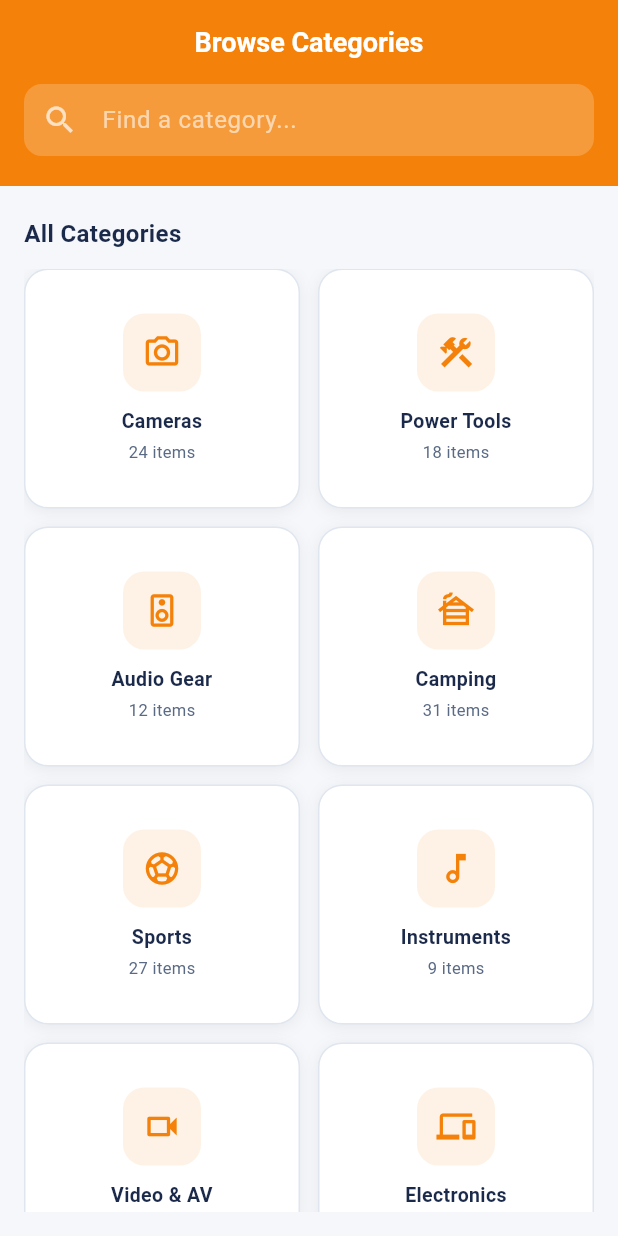
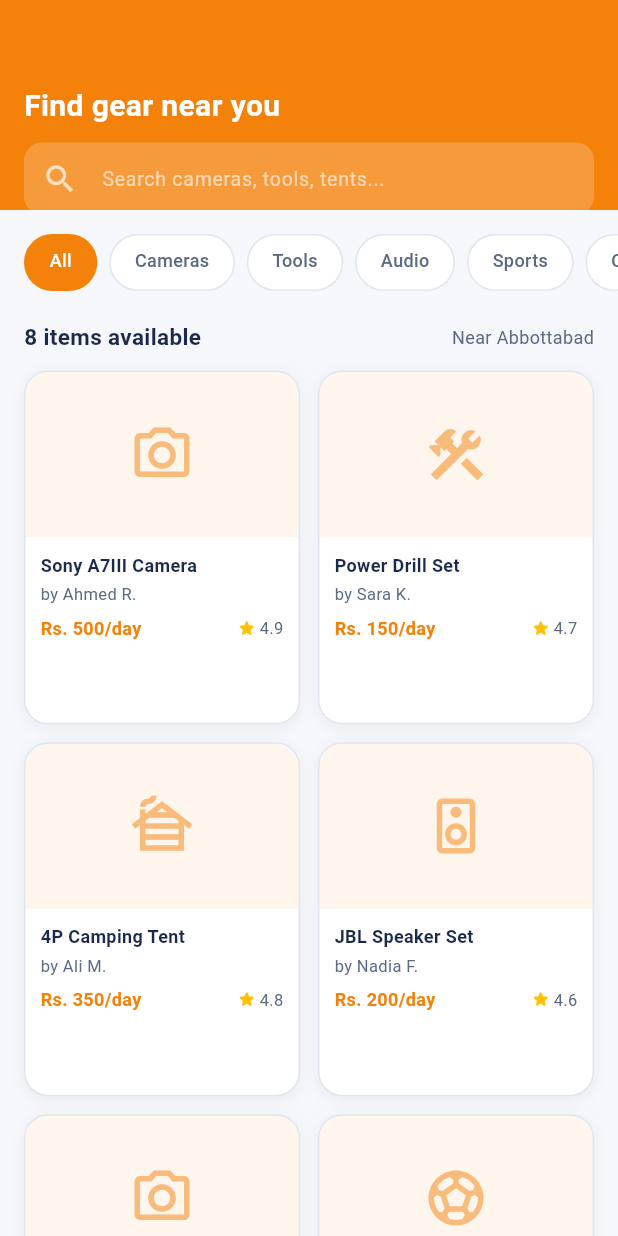
Before and after one commit to fauzan-gk/gearShareApplication, a Flutter app: the screen it shows after launch, on a phone screen of 412 x 824 dp. Run offline on Flutter 3.47's test engine with Material 3 defaults, Android fonts, the phone set to English and light mode, and no system bars.

Commit message:
feat: add browse search screen with filter and search

```diff
--- a/lib/main.dart
+++ b/lib/main.dart
@@ -1,5 +1,5 @@
 import 'package:flutter/material.dart';
-import 'screens/category_screen.dart';
+import 'package:gearshare/screens/browse_search_screen.dart';
 
 void main() {
   runApp(const MyApp());
@@ -17,7 +17,7 @@ class MyApp extends StatelessWidget {
         colorScheme: ColorScheme.fromSeed(seedColor: Color(0xFFF4820A)),
         useMaterial3: true,
       ),
-      home: const CategoryScreen(),
+      home: const BrowseSearchScreen(),
     );
   }
 }
--- a/lib/screens/browse_search_screen.dart
+++ b/lib/screens/browse_search_screen.dart
@@ -0,0 +1,457 @@
+import 'package:flutter/material.dart';
+import '../constants/app_colors.dart';
+
+// ── Dummy data model ──────────────────────────────────────────
+// In Phase 3 this will be a Firestore document.
+// For now it's just a plain Dart class with hardcoded values.
+class GearItem {
+  final String name;
+  final String owner;
+  final String category;
+  final double pricePerDay;
+  final double rating;
+  final IconData placeholderIcon; // replaces image until Firebase Storage
+
+  const GearItem({
+    required this.name,
+    required this.owner,
+    required this.category,
+    required this.pricePerDay,
+    required this.rating,
+    required this.placeholderIcon,
+  });
+}
+
+// ── Browse Screen ─────────────────────────────────────────────
+// This is a StatefulWidget because:
+// - the selected filter chip can change
+// - the search text can change
+// Both of these affect what's displayed → that's "state"
+class BrowseSearchScreen extends StatefulWidget {
+  const BrowseSearchScreen({super.key});
+
+  @override
+  State<BrowseSearchScreen> createState() => _BrowseSearchScreenState();
+}
+
+class _BrowseSearchScreenState extends State<BrowseSearchScreen> {
+  // Which filter chip is currently selected
+  String _selectedFilter = 'All';
+
+  // The current search query
+  String _searchQuery = '';
+
+  // Filter options shown as chips
+  final List<String> _filters = [
+    'All',
+    'Cameras',
+    'Tools',
+    'Audio',
+    'Sports',
+    'Camping',
+    'Instruments',
+  ];
+
+  // Dummy gear listings
+  final List<GearItem> _allItems = const [
+    GearItem(
+      name: 'Sony A7III Camera',
+      owner: 'Ahmed R.',
+      category: 'Cameras',
+      pricePerDay: 500,
+      rating: 4.9,
+      placeholderIcon: Icons.camera_alt_outlined,
+    ),
+    GearItem(
+      name: 'Power Drill Set',
+      owner: 'Sara K.',
+      category: 'Tools',
+      pricePerDay: 150,
+      rating: 4.7,
+      placeholderIcon: Icons.construction_outlined,
+    ),
+    GearItem(
+      name: '4P Camping Tent',
+      owner: 'Ali M.',
+      category: 'Camping',
+      pricePerDay: 350,
+      rating: 4.8,
+      placeholderIcon: Icons.cabin_outlined,
+    ),
+    GearItem(
+      name: 'JBL Speaker Set',
+      owner: 'Nadia F.',
+      category: 'Audio',
+      pricePerDay: 200,
+      rating: 4.6,
+      placeholderIcon: Icons.speaker_outlined,
+    ),
+    GearItem(
+      name: 'Canon EOS 90D',
+      owner: 'Bilal U.',
+      category: 'Cameras',
+      pricePerDay: 400,
+      rating: 4.5,
+      placeholderIcon: Icons.camera_alt_outlined,
+    ),
+    GearItem(
+      name: 'Football Kit',
+      owner: 'Usman T.',
+      category: 'Sports',
+      pricePerDay: 100,
+      rating: 4.3,
+      placeholderIcon: Icons.sports_soccer_outlined,
+    ),
+    GearItem(
+      name: 'Acoustic Guitar',
+      owner: 'Hira A.',
+      category: 'Instruments',
+      pricePerDay: 300,
+      rating: 4.8,
+      placeholderIcon: Icons.music_note_outlined,
+    ),
+    GearItem(
+      name: 'DJI Mic Wireless',
+      owner: 'Zara N.',
+      category: 'Audio',
+      pricePerDay: 250,
+      rating: 4.9,
+      placeholderIcon: Icons.mic_outlined,
+    ),
+  ];
+
+  // ── Filtering logic ───────────────────────────────────────
+  // This is a getter — it computes filtered items fresh every time
+  // the UI rebuilds. No need to store filtered list separately.
+  List<GearItem> get _filteredItems {
+    return _allItems.where((item) {
+      // Check if item matches selected category filter
+      final matchesFilter =
+          _selectedFilter == 'All' || item.category == _selectedFilter;
+
+      // Check if item matches search query (case-insensitive)
+      final matchesSearch =
+          _searchQuery.isEmpty ||
+          item.name.toLowerCase().contains(_searchQuery.toLowerCase()) ||
+          item.owner.toLowerCase().contains(_searchQuery.toLowerCase());
+
+      return matchesFilter && matchesSearch;
+    }).toList();
+  }
+
+  @override
+  Widget build(BuildContext context) {
+    return Scaffold(
+      backgroundColor: AppColors.background,
+
+      body: CustomScrollView(
+        // CustomScrollView lets us have a collapsible header (SliverAppBar)
+        // combined with a scrollable grid below it — very professional pattern
+        slivers: [
+          // ── Sliver AppBar — scrolls away as user scrolls down ──
+          SliverAppBar(
+            backgroundColor: AppColors.primary,
+            foregroundColor: Colors.white,
+            floating: true, // reappears when user scrolls up
+            snap: true, // snaps fully open, never half-visible
+            expandedHeight: 140,
+            flexibleSpace: FlexibleSpaceBar(
+              background: Container(
+                color: AppColors.primary,
+                padding: const EdgeInsets.fromLTRB(16, 56, 16, 12),
+                child: Column(
+                  crossAxisAlignment: CrossAxisAlignment.start,
+                  children: [
+                    const Text(
+                      'Find gear near you',
+                      style: TextStyle(
+                        color: Colors.white,
+                        fontSize: 20,
+                        fontWeight: FontWeight.w700,
+                      ),
+                    ),
+                    const SizedBox(height: 10),
+                    // Search TextField
+                    TextField(
+                      onChanged: (value) {
+                        // setState tells Flutter: "something changed, rebuild the UI"
+                        setState(() => _searchQuery = value);
+                      },
+                      decoration: InputDecoration(
+                        hintText: 'Search cameras, tools, tents...',
+                        hintStyle: const TextStyle(
+                          color: Colors.white60,
+                          fontSize: 13,
+                        ),
+                        prefixIcon: const Icon(
+                          Icons.search,
+                          color: Colors.white70,
+                        ),
+                        filled: true,
+                        fillColor: Colors.white.withOpacity(0.2),
+                        contentPadding: const EdgeInsets.symmetric(vertical: 0),
+                        border: OutlineInputBorder(
+                          borderRadius: BorderRadius.circular(12),
+                          borderSide: BorderSide.none,
+                        ),
+                        enabledBorder: OutlineInputBorder(
+                          borderRadius: BorderRadius.circular(12),
+                          borderSide: BorderSide.none,
+                        ),
+                        focusedBorder: OutlineInputBorder(
+                          borderRadius: BorderRadius.circular(12),
+                          borderSide: const BorderSide(
+                            color: Colors.white,
+                            width: 1.5,
+                          ),
+                        ),
+                      ),
+                      style: const TextStyle(color: Colors.white),
+                    ),
+                  ],
+                ),
+              ),
+            ),
+          ),
+
+          // ── Filter Chips + Grid — stays below the AppBar ────
+          SliverToBoxAdapter(
+            child: Column(
+              crossAxisAlignment: CrossAxisAlignment.start,
+              children: [
+                const SizedBox(height: 16),
+
+                // Horizontal scrollable filter chips
+                SizedBox(
+                  height: 38,
+                  child: ListView.separated(
+                    scrollDirection: Axis.horizontal,
+                    padding: const EdgeInsets.symmetric(horizontal: 16),
+                    itemCount: _filters.length,
+                    separatorBuilder: (_, __) => const SizedBox(width: 8),
+                    itemBuilder: (context, index) {
+                      final filter = _filters[index];
+                      final isSelected = filter == _selectedFilter;
+                      return GestureDetector(
+                        onTap: () => setState(() => _selectedFilter = filter),
+                        child: AnimatedContainer(
+                          duration: const Duration(milliseconds: 200),
+                          padding: const EdgeInsets.symmetric(
+                            horizontal: 16,
+                            vertical: 8,
+                          ),
+                          decoration: BoxDecoration(
+                            color: isSelected
+                                ? AppColors.primary
+                                : AppColors.surface,
+                            borderRadius: BorderRadius.circular(20),
+                            border: Border.all(
+                              color: isSelected
+                                  ? AppColors.primary
+                                  : AppColors.border,
+                            ),
+                          ),
+                          child: Text(
+                            filter,
+                            style: TextStyle(
+                              fontSize: 12,
+                              fontWeight: FontWeight.w500,
+                              color: isSelected
+                                  ? Colors.white
+                                  : AppColors.textSecondary,
+                            ),
+                          ),
+                        ),
+                      );
+                    },
+                  ),
+                ),
+
+                const SizedBox(height: 20),
+
+                // Section header
+                Padding(
+                  padding: const EdgeInsets.symmetric(horizontal: 16),
+                  child: Row(
+                    mainAxisAlignment: MainAxisAlignment.spaceBetween,
+                    children: [
+                      Text(
+                        '${_filteredItems.length} items available',
+                        style: const TextStyle(
+                          fontSize: 15,
+                          fontWeight: FontWeight.w700,
+                          color: AppColors.textPrimary,
+                        ),
+                      ),
+                      Text(
+                        'Near Abbottabad',
+                        style: const TextStyle(
+                          fontSize: 12,
+                          color: AppColors.textSecondary,
+                        ),
+                      ),
+                    ],
+                  ),
+                ),
+
+                const SizedBox(height: 12),
+              ],
+            ),
+          ),
+
+          // ── Gear Grid ────────────────────────────────────────
+          _filteredItems.isEmpty
+              ? SliverFillRemaining(child: _buildEmptyState())
+              : SliverPadding(
+                  padding: const EdgeInsets.fromLTRB(16, 0, 16, 24),
+                  sliver: SliverGrid(
+                    delegate: SliverChildBuilderDelegate(
+                      (context, index) =>
+                          _GearCard(item: _filteredItems[index]),
+                      childCount: _filteredItems.length,
+                    ),
+                    gridDelegate:
+                        const SliverGridDelegateWithFixedCrossAxisCount(
+                          crossAxisCount: 2,
+                          crossAxisSpacing: 12,
+                          mainAxisSpacing: 12,
+                          childAspectRatio: 0.78,
+                        ),
+                  ),
+                ),
+        ],
+      ),
+    );
+  }
+
+  // ── Empty state when no results match ────────────────────
+  Widget _buildEmptyState() {
+    return Center(
+      child: Column(
+        mainAxisAlignment: MainAxisAlignment.center,
+        children: [
+          Icon(Icons.search_off_rounded, size: 64, color: AppColors.textHint),
+          const SizedBox(height: 16),
+          const Text(
+            'No gear found',
+            style: TextStyle(
+              fontSize: 16,
+              fontWeight: FontWeight.w600,
+              color: AppColors.textPrimary,
+            ),
+          ),
+          const SizedBox(height: 6),
+          const Text(
+            'Try a different search or category',
+            style: TextStyle(fontSize: 13, color: AppColors.textSecondary),
+          ),
+        ],
+      ),
+    );
+  }
+}
+
+// ── Gear Card Widget ──────────────────────────────────────────
+class _GearCard extends StatelessWidget {
+  final GearItem item;
+  const _GearCard({required this.item});
+
+  @override
+  Widget build(BuildContext context) {
+    return Container(
+      decoration: BoxDecoration(
+        color: AppColors.surface,
+        borderRadius: BorderRadius.circular(16),
+        border: Border.all(color: AppColors.border),
+        boxShadow: [
+          BoxShadow(
+            color: Colors.black.withOpacity(0.05),
+            blurRadius: 8,
+            offset: const Offset(0, 2),
+          ),
+        ],
+      ),
+      child: Column(
+        crossAxisAlignment: CrossAxisAlignment.start,
+        children: [
+          // Image placeholder area
+          Container(
+            height: 110,
+            decoration: BoxDecoration(
+              color: AppColors.primary.withOpacity(0.08),
+              borderRadius: const BorderRadius.vertical(
+                top: Radius.circular(16),
+              ),
+            ),
+            child: Center(
+              child: Icon(
+                item.placeholderIcon,
+                size: 44,
+                color: AppColors.primary.withOpacity(0.5),
+              ),
+            ),
+          ),
+
+          // Card body
+          Padding(
+            padding: const EdgeInsets.all(10),
+            child: Column(
+              crossAxisAlignment: CrossAxisAlignment.start,
+              children: [
+                Text(
+                  item.name,
+                  style: const TextStyle(
+                    fontSize: 12,
+                    fontWeight: FontWeight.w600,
+                    color: AppColors.textPrimary,
+                  ),
+                  maxLines: 2,
+                  overflow: TextOverflow.ellipsis,
+                ),
+                const SizedBox(height: 3),
+                Text(
+                  'by ${item.owner}',
+                  style: const TextStyle(
+                    fontSize: 11,
+                    color: AppColors.textSecondary,
+                  ),
+                ),
+                const SizedBox(height: 6),
+                Row(
+                  mainAxisAlignment: MainAxisAlignment.spaceBetween,
+                  children: [
+                    Text(
+                      'Rs. ${item.pricePerDay.toInt()}/day',
+                      style: const TextStyle(
+                        fontSize: 12,
+                        fontWeight: FontWeight.w700,
+                        color: AppColors.primary,
+                      ),
+                    ),
+                    Row(
+                      children: [
+                        const Icon(
+                          Icons.star_rounded,
+                          size: 13,
+                          color: Colors.amber,
+                        ),
+                        const SizedBox(width: 2),
+                        Text(
+                          item.rating.toString(),
+                          style: const TextStyle(
+                            fontSize: 11,
+                            color: AppColors.textSecondary,
+                          ),
+                        ),
+                      ],
+                    ),
+                  ],
+                ),
+              ],
+            ),
+          ),
+        ],
+      ),
+    );
+  }
+}
```
